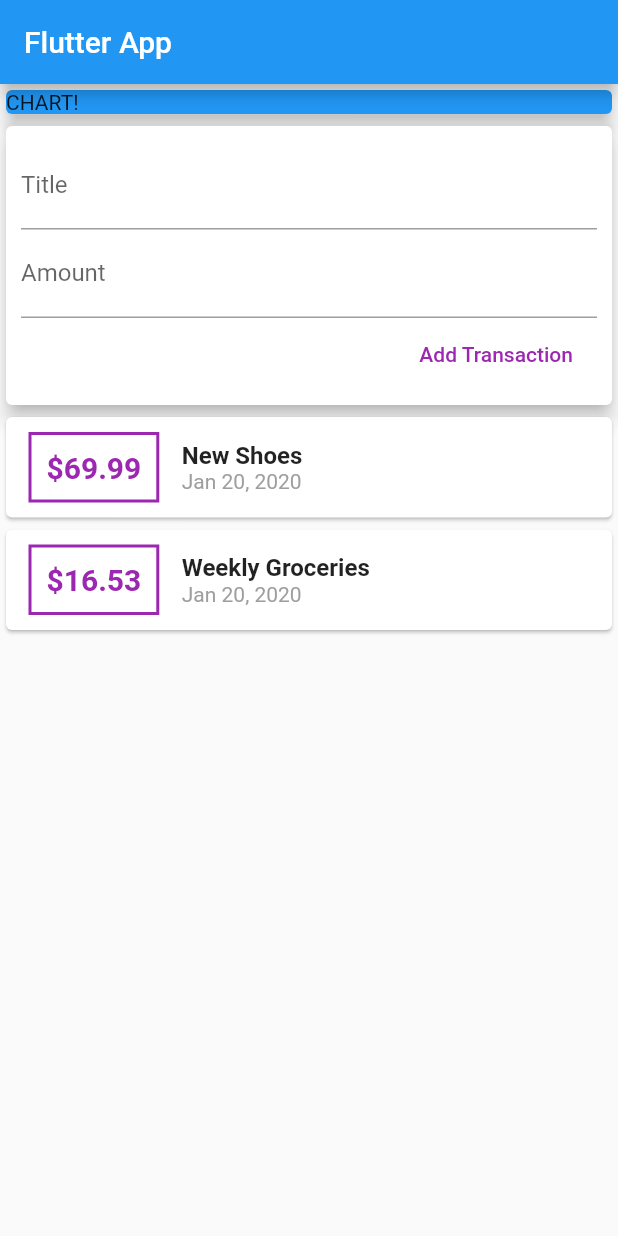
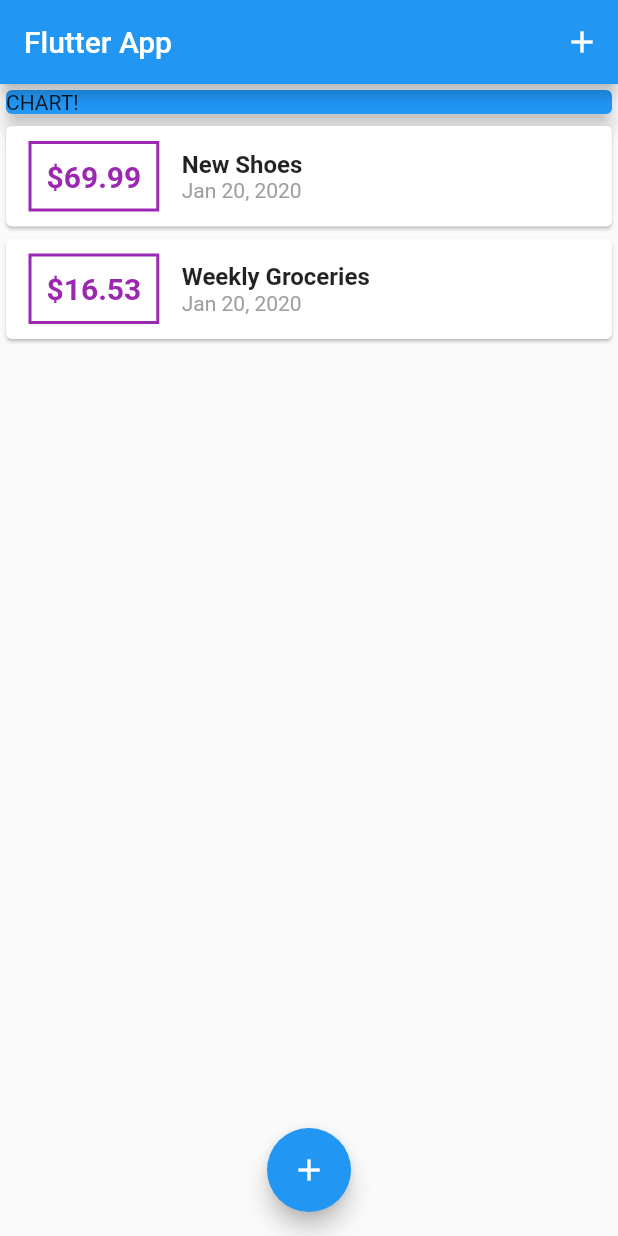
Before and after one commit to beroabraam12/Personal_Expensess, a Flutter app: the screen it shows after launch, on a phone screen of 412 x 824 dp. Run offline on Flutter 3.47's test engine with Material 2 defaults, Android fonts, the phone set to English and light mode, and no system bars.

Commit message:
adding floating action botton

```diff
--- a/lib/main.dart
+++ b/lib/main.dart
@@ -1,8 +1,7 @@
 import 'package:flutter/material.dart';
 import 'package:personal_express/widgets/new_transaction.dart';
-
 import 'package:personal_express/widgets/transaction_list.dart';
-import 'package:personal_express/widgets/user_transaction.dart';
+import 'models/transaction.dart';
 
 void main() => runApp(MyApp());
 
@@ -16,15 +15,65 @@ class MyApp extends StatelessWidget {
   }
 }
 
-class MyHomePage extends StatelessWidget {
+class MyHomePage extends StatefulWidget {
+  @override
+  _MyHomePageState createState() => _MyHomePageState();
+}
+
+class _MyHomePageState extends State<MyHomePage> {
+  final List<Transaction> _userTransactions = [
+    Transaction(
+      id: 't1',
+      title: 'New Shoes',
+      amount: 69.99,
+      date: DateTime.now(),
+    ),
+    Transaction(
+      id: 't2',
+      title: 'Weekly Groceries',
+      amount: 16.53,
+      date: DateTime.now(),
+    ),
+  ];
+
+  void _addNewTransaction(String txTitle, double txAmount) {
+    final newTx = Transaction(
+      title: txTitle,
+      amount: txAmount,
+      date: DateTime.now(),
+      id: DateTime.now().toString(),
+    );
+    setState(() {
+      _userTransactions.add(newTx);
+    });
+  }
+
+  void _addNewTransactionDesign(BuildContext ctx) {
+    showModalBottomSheet(
+        context: ctx,
+        builder: (_) {
+          return GestureDetector(
+            onTap: () {},
+            child: NewTransaction(_addNewTransaction),
+            behavior: HitTestBehavior.opaque,
+          );
+        });
+  }
+
   @override
   Widget build(BuildContext context) {
     return Scaffold(
       appBar: AppBar(
         title: Text('Flutter App'),
+        actions: <Widget>[
+          IconButton(
+            icon: Icon(Icons.add),
+            onPressed: () => _addNewTransactionDesign(context),
+          )
+        ],
       ),
-      body: SingleChildScrollView (
-              child: Column(
+      body: SingleChildScrollView(
+        child: Column(
           crossAxisAlignment: CrossAxisAlignment.stretch,
           children: <Widget>[
             Container(
@@ -35,9 +84,16 @@ class MyHomePage extends StatelessWidget {
                 elevation: 5,
               ),
             ),
-            UserTransaction()
+            TransactionList(_userTransactions),
           ],
         ),
+      ),
+      floatingActionButtonLocation: FloatingActionButtonLocation.centerFloat,
+      floatingActionButton: FloatingActionButton(
+        child: Icon(Icons.add),
+        onPressed: () {
+          _addNewTransactionDesign(context);
+        },
       ),
     );
   }
--- a/lib/widgets/transaction_list.dart
+++ b/lib/widgets/transaction_list.dart
@@ -11,9 +11,9 @@ class TransactionList extends StatelessWidget {
   Widget build(BuildContext context) {
     return Container(
       height: MediaQuery.of(context).size.height-304,
-      child: SingleChildScrollView(
-              child: Column(
-          children: transactions.map((tx) {
+      child: ListView.builder(
+        itemCount: transactions.length,
+        itemBuilder: (ctx,int index){
            return Card(
             child: Row(
               children: <Widget>[
@@ -30,7 +30,7 @@ class TransactionList extends StatelessWidget {
                   ),
                   padding: EdgeInsets.all(10),
                   child: Text(
-                      "\$${tx.amount}",
+                    "\$${transactions[index].amount.toStringAsFixed(2)}",
                     style: TextStyle(
                       fontWeight: FontWeight.bold,
                       fontSize: 20,
@@ -42,14 +42,14 @@ class TransactionList extends StatelessWidget {
                   crossAxisAlignment: CrossAxisAlignment.start,
                   children: <Widget>[
                     Text(
-                        tx.title,
+                      transactions[index].title,
                       style: TextStyle(
                         fontSize: 16,
                         fontWeight: FontWeight.bold,
                       ),
                     ),
                     Text(
-                        DateFormat.yMMMd().format(tx.date),
+                      DateFormat.yMMMd().format(transactions[index].date),
                       style: TextStyle(
                         color: Colors.grey,
                       ),
@@ -59,8 +59,8 @@ class TransactionList extends StatelessWidget {
               ],
             ),
           );
-          }).toList(),
-        ),
+        },
+
       ),
     );
   }
--- a/lib/widgets/user_transaction.dart
+++ /dev/null
@@ -1,49 +0,0 @@
-import 'package:flutter/material.dart';
-import 'package:personal_express/models/transaction.dart';
-import 'package:personal_express/widgets/transaction_list.dart';
-
-import 'package:personal_express/widgets/new_transaction.dart';
-
-class UserTransaction extends StatefulWidget {
-  @override
-  _UserTransactionState createState() => _UserTransactionState();
-}
-
-class _UserTransactionState extends State<UserTransaction> {
-  final List<Transaction> _userTransactions = [
-    Transaction(
-      id: 't1',
-      title: 'New Shoes',
-      amount: 69.99,
-      date: DateTime.now(),
-    ),
-    Transaction(
-      id: 't2',
-      title: 'Weekly Groceries',
-      amount: 16.53,
-      date: DateTime.now(),
-    ),
-  ];
-
-  void _addNewTransaction(String txTitle, double txAmount) {
-    final newTx = Transaction(
-      title: txTitle,
-      amount: txAmount,
-      date: DateTime.now(),
-      id: DateTime.now().toString(),
-    );
-    setState(() {
-      _userTransactions.add(newTx);
-    });
-  }
-
-  @override
-  Widget build(BuildContext context) {
-    return Column(
-      children: <Widget>[
-        NewTransaction(_addNewTransaction),
-        TransactionList(_userTransactions),
-      ],
-    );
-  }
-}
```
Also changed, not shown: lib/widgets/new_transaction.dart (+28 -7 lines). Lines whose indentation alone changed are shown as unchanged.
